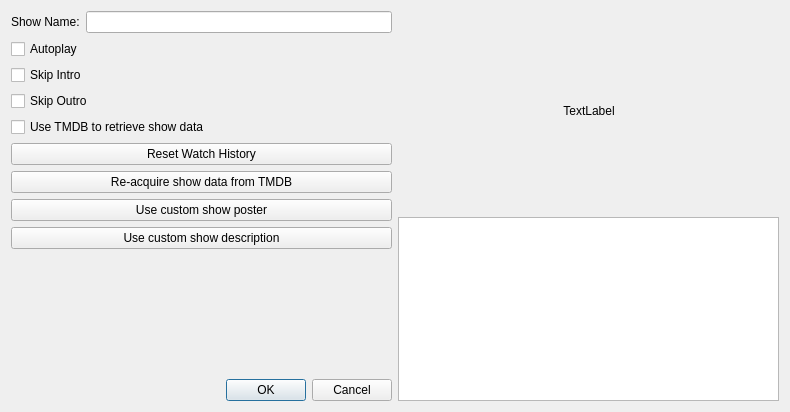
therealMaPMaKeR/MMDiary, file Operations-Features/videoplayer/showsplayer/vp_shows_settings_dialog.ui: the form before one commit.
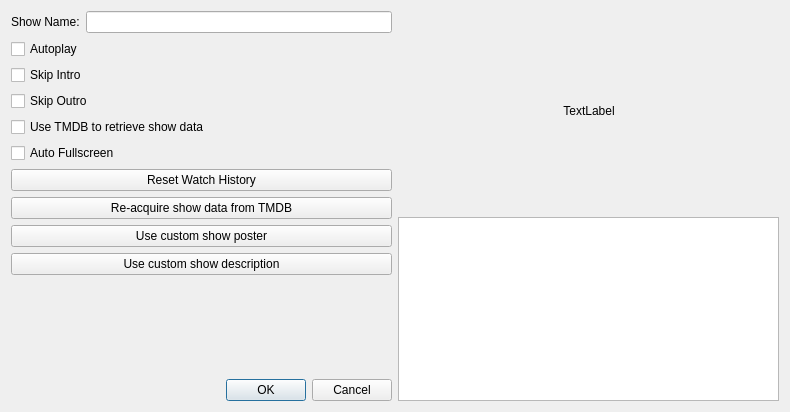
The form after the commit.

Commit message: added autofullscreen checkbox and setting

What changed in the file:
```diff
--- a/Operations-Features/videoplayer/showsplayer/vp_shows_settings_dialog.ui
+++ b/Operations-Features/videoplayer/showsplayer/vp_shows_settings_dialog.ui
@@ -58,6 +58,13 @@
        </property>
       </widget>
      </item>
+     <item>
+      <widget class="QCheckBox" name="checkBox_AutoFullscreen">
+       <property name="text">
+        <string>Auto Fullscreen</string>
+       </property>
+      </widget>
+     </item>
      <item>
       <widget class="QPushButton" name="pushButton_ResetWatchHistory">
        <property name="text">
```
The commit also changes 5 other files.
